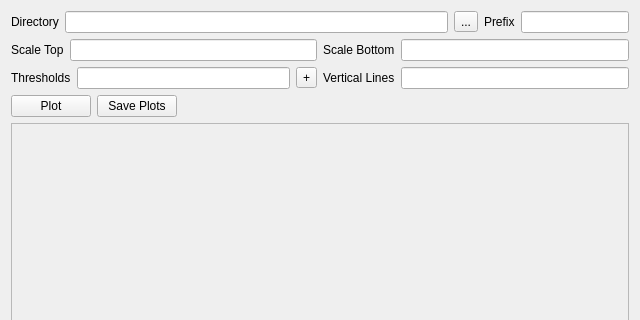
The window that copasi/UI/CQPLPlotWidget.ui (copasi/COPASI) describes before a commit, drawn with Qt 5; both pictures show x 0 to 640 and y 0 to 320 of the 640 by 480 pixel window.
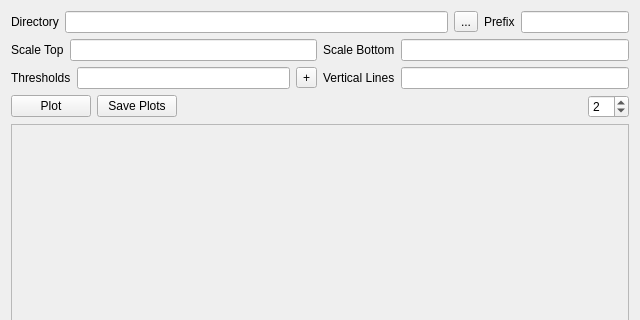
The same window after the commit.

Commit message: - allow to change the number of columns of plots displayed

The edit to the form file:
```diff
--- a/copasi/UI/CQPLPlotWidget.ui
+++ b/copasi/UI/CQPLPlotWidget.ui
@@ -188,6 +188,19 @@
        </property>
       </spacer>
      </item>
+     <item>
+      <widget class="QSpinBox" name="mpSpnColumns">
+       <property name="toolTip">
+        <string>Number of columns for plots</string>
+       </property>
+       <property name="minimum">
+        <number>1</number>
+       </property>
+       <property name="value">
+        <number>2</number>
+       </property>
+      </widget>
+     </item>
     </layout>
    </item>
    <item row="4" column="0">
@@ -201,7 +214,7 @@
         <x>0</x>
         <y>0</y>
         <width>620</width>
-        <height>322</height>
+        <height>321</height>
        </rect>
       </property>
      </widget>
```
Left out of the diff: 3 changed lines with no effect on the pictures. The commit also changes 1 other file.
